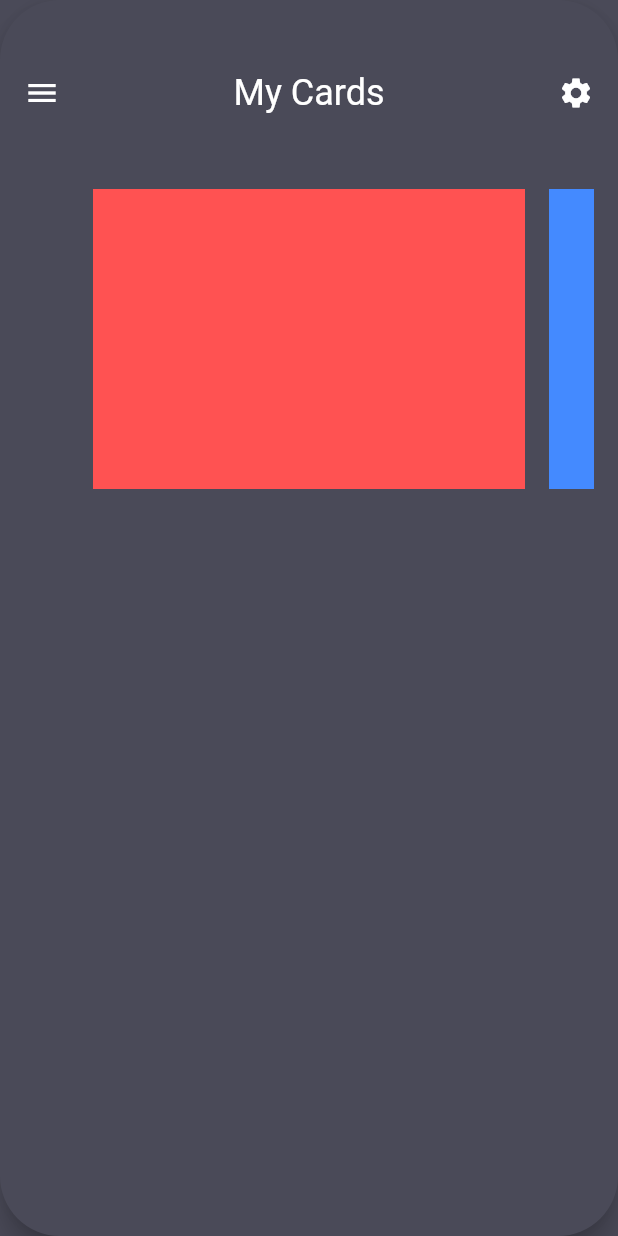
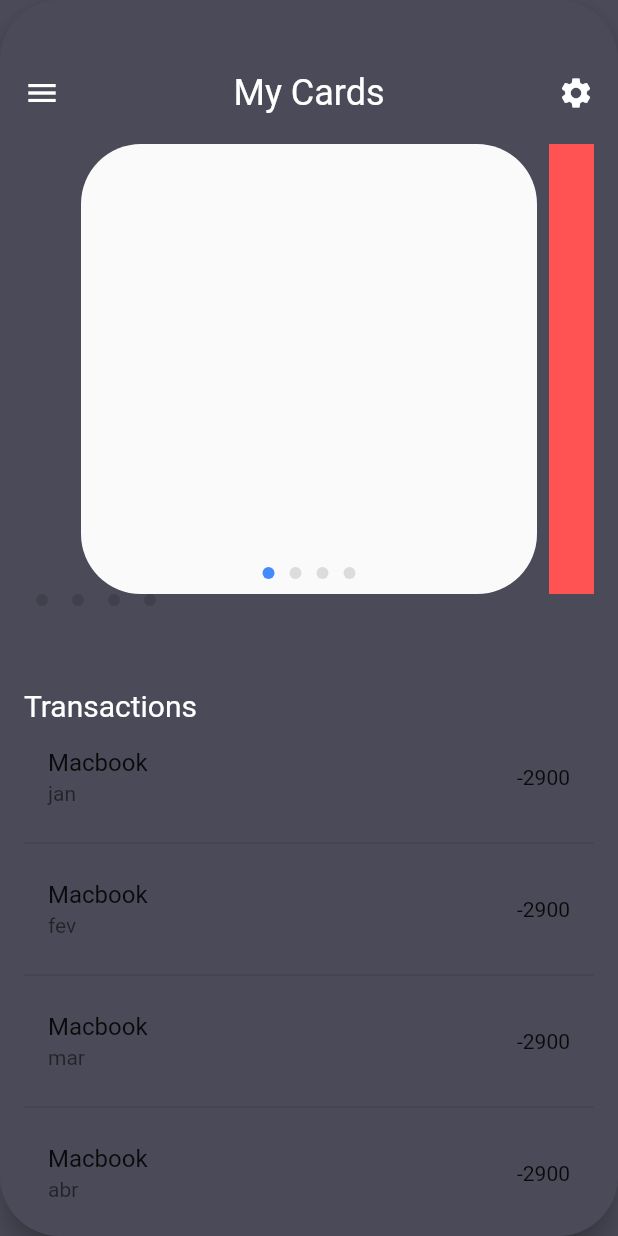
Before and after one commit to HeversonAtaide/flutter_layout_pageView, a Flutter app: the screen it shows after launch, on a phone screen of 412 x 824 dp. Run offline on Flutter 3.47's test engine with Material 2 defaults, Android fonts, the phone set to English and light mode, and no system bars; drawn by our look-alikes of page_indicator; our stand-ins replace dots_indicator.

Commit message:
commit 6ª

```diff
--- a/lib/menu_dashboard_layout.dart
+++ b/lib/menu_dashboard_layout.dart
@@ -1,4 +1,6 @@
+import 'package:dots_indicator/dots_indicator.dart';
 import 'package:flutter/material.dart';
+import 'package:page_indicator/page_indicator.dart';
 
 final Color backgroundColor = Color(0xFF4A4A58);
 
@@ -7,23 +9,29 @@ class MenuDashboardPage extends StatefulWidget {
   _MenuDashboardPageState createState() => _MenuDashboardPageState();
 }
 
-class _MenuDashboardPageState extends State<MenuDashboardPage> with SingleTickerProviderStateMixin{
-
+class _MenuDashboardPageState extends State<MenuDashboardPage>
+    with SingleTickerProviderStateMixin {
   bool isColapsed = true;
   double screenWidth, screenHeight;
   final Duration duration = const Duration(milliseconds: 300);
   AnimationController _controller;
   Animation<double> _scaleAnimation;
+  Animation<double> _menuScaleAnimation;
   Animation<Offset> _slideAnimation;
+  List<String> _meses = ["jan", "fev", "mar", "abr", "mai", "jun", "jul", "ago", "set", "out", "nov", "dez"];
+  int currentPageValue;
 
   @override
   void initState() {
     super.initState();
     _controller = AnimationController(vsync: this, duration: duration);
-    _scaleAnimation = Tween<double>(begin: 1, end: 0.7).animate(_controller);
-    _slideAnimation = Tween<Offset>(begin: Offset(-1, 0), end: Offset(0, 0)).animate(_controller);
+    _scaleAnimation = Tween<double>(begin: 1, end: 0.8).animate(_controller);
+    _menuScaleAnimation =
+        Tween<double>(begin: 0.5, end: 1).animate(_controller);
+    _slideAnimation = Tween<Offset>(begin: Offset(-1, 0), end: Offset(0, 0))
+        .animate(_controller);
   }
-
+  https://dribbble.com/shots/6351511-Menu-and-Dashboard
   @override
   void dispose() {
     _controller.dispose();
@@ -48,7 +56,11 @@ class _MenuDashboardPageState extends State<MenuDashboardPage> with SingleTicker
   }
 
   Widget menu(BuildContext context) {
-    return Padding(
+    return SlideTransition(
+      position: _slideAnimation,
+      child: ScaleTransition(
+        scale: _menuScaleAnimation,
+        child: Padding(
           padding: const EdgeInsets.all(16.0),
           child: Align(
             alignment: Alignment.centerLeft,
@@ -84,10 +96,13 @@ class _MenuDashboardPageState extends State<MenuDashboardPage> with SingleTicker
               ],
             ),
           ),
+        ),
+      ),
     );
   }
 
   Widget dashboard(BuildContext context) {
+
     return AnimatedPositioned(
       duration: duration,
       top: 0,
@@ -101,15 +116,21 @@ class _MenuDashboardPageState extends State<MenuDashboardPage> with SingleTicker
           borderRadius: BorderRadius.all(Radius.circular(40)),
           elevation: 8,
           color: backgroundColor,
+          child: SingleChildScrollView(
+            scrollDirection: Axis.vertical,
+            physics: ClampingScrollPhysics(),
             child: Container(
-            padding: const EdgeInsets.only(left: 16, right: 16, top: 48),
+              padding: const EdgeInsets.only(left: 16, right: 16, top: 48, bottom: 48),
               child: Column(
+                crossAxisAlignment: CrossAxisAlignment.start,
                 children: <Widget>[
                   Row(
                     mainAxisAlignment: MainAxisAlignment.spaceBetween,
                     mainAxisSize: MainAxisSize.max,
                     children: <Widget>[
-                    InkWell(child: Icon(Icons.menu, color: Colors.white), onTap: (){
+                      InkWell(
+                        child: Icon(Icons.menu, color: Colors.white),
+                        onTap: () {
                           setState(() {
                             if (isColapsed)
                               _controller.forward();
@@ -118,19 +139,36 @@ class _MenuDashboardPageState extends State<MenuDashboardPage> with SingleTicker
 
                             isColapsed = !isColapsed;
                           });
-                    },),
-                    Text("My Cards", style: TextStyle(fontSize: 24, color: Colors.white)),
-                    Icon(Icons.settings, color: Colors.white,)
+                        },
+                      ),
+                      Text("My Cards",
+                          style: TextStyle(fontSize: 24, color: Colors.white)),
+                      Icon(
+                        Icons.settings,
+                        color: Colors.white,
+                      )
                     ],
                   ),
-                SizedBox(height: 50),
+                  SizedBox(height: 20),
                   Container(
-                  height: 200,
+                    height: 300,
+                    child: PageIndicatorContainer(
                       child: PageView(
+                        onPageChanged: (position){
+                          getChangedPageAndMoveBar(position);
+                          setState(() {
+
+                          });
+
+                        },
                         controller: PageController(viewportFraction: 0.8),
                         scrollDirection: Axis.horizontal,
                         pageSnapping: true,
                         children: <Widget>[
+                          Material(
+                            borderRadius: BorderRadius.all(Radius.circular(40)),
+
+                          ),
                           Container(
                             margin: const EdgeInsets.symmetric(horizontal: 8),
                             color: Colors.redAccent,
@@ -148,12 +186,78 @@ class _MenuDashboardPageState extends State<MenuDashboardPage> with SingleTicker
                           ),
                         ],
                       ),
-                )
+                      align: IndicatorAlign.bottom,
+                      length: 4,
+                      indicatorSpace: 10.0,
+                      padding: EdgeInsets.all(10),
+                      shape: IndicatorShape.circle(size: 8),
+                      indicatorColor: Colors.black12,
+                      indicatorSelectorColor: Colors.blueAccent,
+
+                    ),
+                  ),
+                  Stack(
+                    alignment: AlignmentDirectional.topStart,
+                    children: <Widget>[
+                      Container(
+                        margin: EdgeInsets.only(bottom: 35),
+                        child: Row(
+                          mainAxisSize: MainAxisSize.min,
+                          mainAxisAlignment: MainAxisAlignment.center,
+                          children: <Widget>[
+                            for (int i = 0; i < 4; i++)
+                              if (i == currentPageValue)
+                                circleBar(true)
+                              else
+                                circleBar(false),
                           ],
+                        ),
+                      ),
+                    ],
+                  ),
+                  SizedBox(height: 20),
+                  Text("Transactions", style: TextStyle(color: Colors.white, fontSize: 20),),
+                  ListView.separated(
+                    shrinkWrap: true,
+                      itemBuilder: (context, index) {
+                        return ListTile(
+                          title: Text("Macbook"),
+                          subtitle: Text(_meses[index]),
+                          trailing: Text("-2900"),
+                        );
+                        /*return Card(
+                          child: Padding(
+                            padding: const EdgeInsets.all(16),
+                            child: Text(index.toString(), style: TextStyle(fontSize: 20),),
+                          ),
+                        );*/
+                      },
+                      separatorBuilder: (context, index) {
+                        return Divider(height: 16);
+                      },
+                      itemCount: _meses.length)
+                ],
+              ),
             ),
           ),
         ),
       ),
     );
   }
+
+  Widget circleBar(bool isActive) {
+    return AnimatedContainer(
+      duration: Duration(milliseconds: 150),
+      margin: EdgeInsets.symmetric(horizontal: 8),
+      height: isActive ? 12 : 8,
+      width: isActive ? 12 : 8,
+      decoration: BoxDecoration(
+          color: isActive ? Colors.orange : Colors.black12,
+          borderRadius: BorderRadius.all(Radius.circular(12))),
+    );
   }
+  void getChangedPageAndMoveBar(int page) {
+    currentPageValue = page;
+    setState(() {});
+  }
+}
--- a/pubspec.yaml
+++ b/pubspec.yaml
@@ -14,7 +14,7 @@ description: A new Flutter project.
 version: 1.0.0+1
 
 environment:
-  sdk: ">=2.1.0 <3.0.0"
+  sdk: ">=2.2.2 <3.0.0"
 
 dependencies:
   flutter:
@@ -23,6 +23,8 @@ dependencies:
   # The following adds the Cupertino Icons font to your application.
   # Use with the CupertinoIcons class for iOS style icons.
   cupertino_icons: ^0.1.2
+  page_indicator: 0.3.0
+  dots_indicator: 1.1.0
 
 dev_dependencies:
   flutter_test:
```
Also changed, not shown: pubspec.lock. Lines whose indentation alone changed are shown as unchanged.
